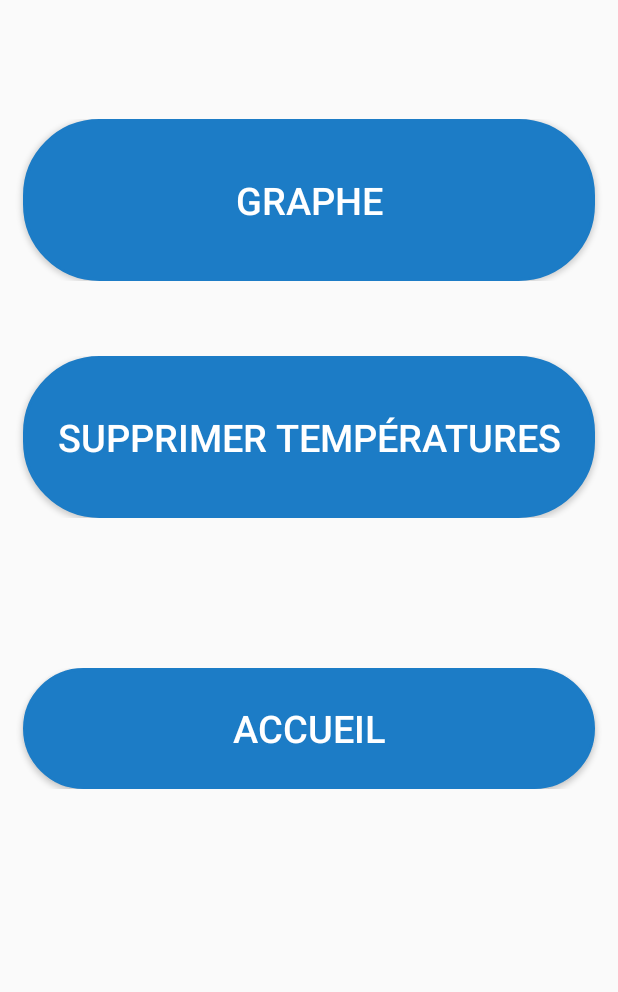
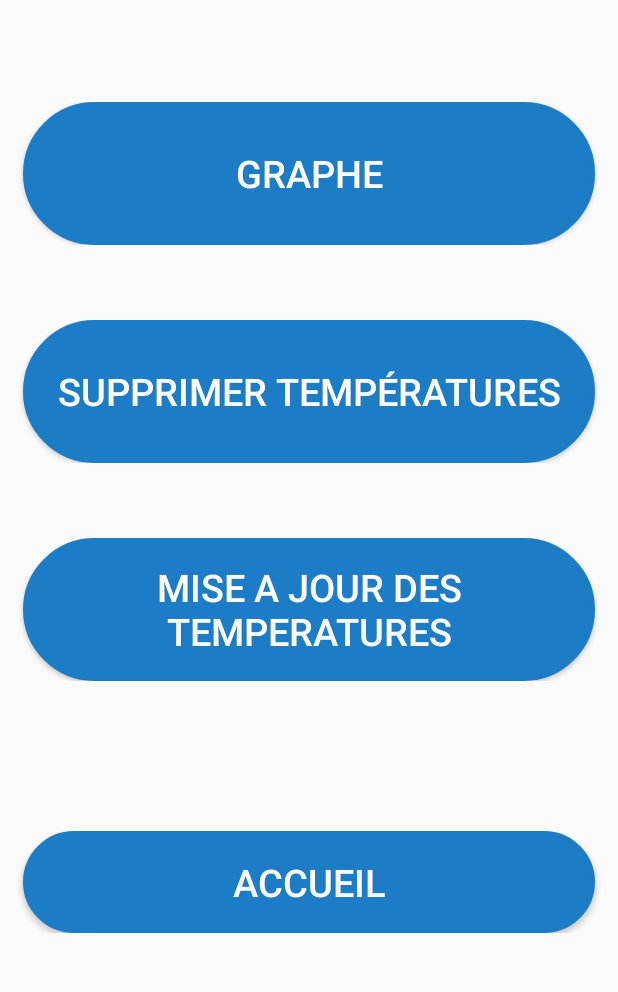
Before and after one commit to azog-corp/ProjetTUT-S3, an Android app: the Menu screen opened directly, with no data from a screen before it, on a phone screen of 412 x 824 dp, the part 145-1137 px from its top. Run offline under Robolectric (Android 15) with nearby library versions, the light colour scheme and no system bars; libraries missing offline, so code that uses them is left out: cn.pedant.

Commit message:
maj interface en plus

```diff
--- a/Thermometre/workspacePTUT/app/src/main/AndroidManifest.xml
+++ b/Thermometre/workspacePTUT/app/src/main/AndroidManifest.xml
@@ -9,7 +9,8 @@
         android:roundIcon="@mipmap/ic_launcher_round"
         android:supportsRtl="true"
         android:theme="@style/AppTheme">
-        <activity android:name=".Graphe"></activity>
+        <activity android:name=".Supprimer"></activity>
+        <activity android:name=".Graphe" />
         <activity android:name=".Menu" />
         <activity android:name=".Accueil">
             <intent-filter>
--- a/Thermometre/workspacePTUT/app/src/main/res/layout/activity_menu.xml
+++ b/Thermometre/workspacePTUT/app/src/main/res/layout/activity_menu.xml
@@ -79,6 +79,28 @@
                     android:layout_marginRight="15dp"
                     android:textSize="25sp"/>
             </LinearLayout>
+            <LinearLayout
+                android:layout_width="match_parent"
+                android:layout_height="wrap_content"
+                android:layout_weight="0.33"
+                android:layout_marginTop="50dp">
+                <!-- Bouton graphe -->
+                <Button
+                    android:id="@+id/btnMaj"
+                    android:layout_width="match_parent"
+                    android:layout_height="match_parent"
+                    android:text="Mise a jour des temperatures"
+                    android:minHeight="75dp"
+                    android:maxHeight="100dp"
+                    android:textColor="@color/blanc"
+                    tools:layout_editor_absoluteX="163dp"
+                    tools:layout_editor_absoluteY="193dp"
+                    android:background="@drawable/btn_arrond"
+                    android:layout_marginLeft="15dp"
+                    android:layout_marginRight="15dp"
+                    android:textSize="25sp"
+                    />
+            </LinearLayout>
             <!-- Element de mise en page -->
             <LinearLayout
                 android:layout_width="match_parent"
```
Also changed, not shown: Thermometre/workspacePTUT/app/src/main/java/projet/src/thermometres3/Supprimer.java (added, +14 -0 lines), Thermometre/workspacePTUT/app/src/main/res/layout/activity_supprimer.xml (added, +87 -0 lines), 6 other files.
